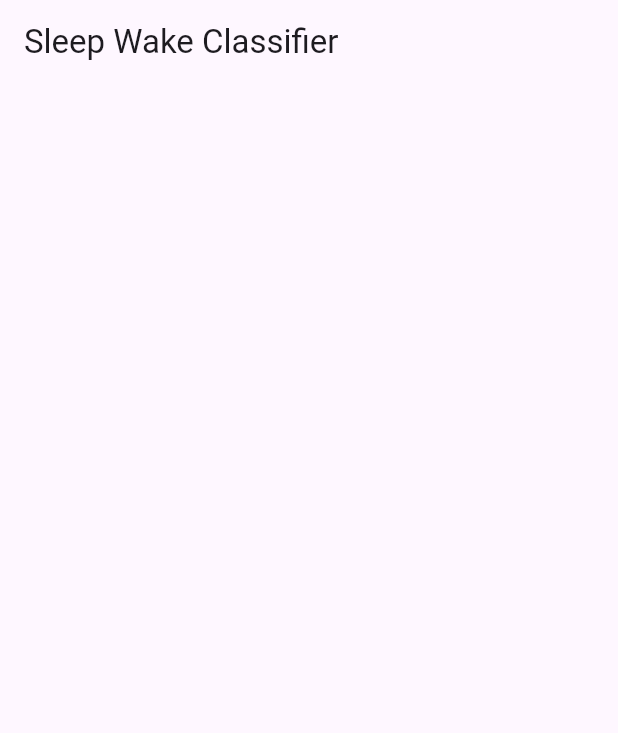
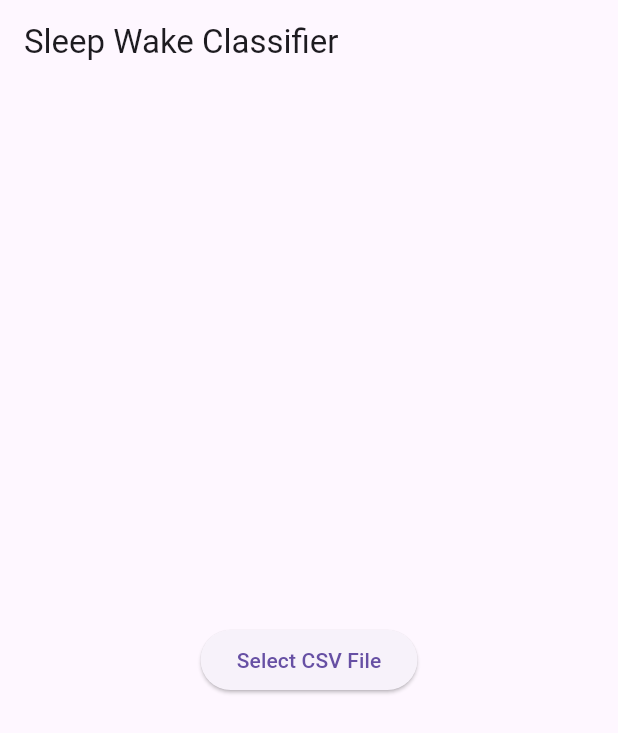
Before and after one commit to ericcanton/sleep_classifier_app, a Flutter app: the screen it shows after launch, on a phone screen of 412 x 824 dp. Shown: the top 733 px of the screen. Run offline on Flutter 3.47's test engine with Material 3 defaults, Android fonts, the phone set to English and light mode, and no system bars; our stand-ins replace file_picker; missing offline and left inert: tflite_flutter.

Commit message:
write my own csv.

```diff
--- a/lib/main.dart
+++ b/lib/main.dart
@@ -1,5 +1,12 @@
+import 'dart:io';
+
 import 'package:flutter/material.dart';
-import 'package:tflite_flutter/tflite_flutter.dart';
+import 'package:tflite_flutter/tflite_flutter.dart' as tfl;
+import 'package:file_picker/file_picker.dart';
+
+const String modelFile = 'assets/best-mo-walch-no-4018081.tflite';
+const int inputWidth = 15360;
+const int inputHeight = 32;
 
 void main() => runApp(const MyApp());
 
@@ -23,8 +30,41 @@ class SleepClassifier extends StatefulWidget {
 }
 
 class _SleepClassifierState extends State<SleepClassifier> {
-  late Interpreter _interpreter;
+  late tfl.Interpreter _interpreter;
   List<dynamic> _output = []; // Result placeholders
+  List<List<double>> _csvData = [];
+
+  // ... (Your existing functions)
+
+  // Function to pick a CSV file
+  Future<void> _pickCSV() async {
+    FilePickerResult? result = await FilePicker.platform.pickFiles(
+      type: FileType.custom,
+      allowedExtensions: ['csv', 'out', 'txt'],
+    );
+
+    if (result != null) {
+      String filePath = result.files.single.path!;
+      _loadCSV(filePath);
+    }
+  }
+
+  // Function to load CSV data
+  void _loadCSV(String filePath) async {
+    final csvFile = await File(filePath).readAsString();
+
+    List<List<double>> csvData = csvFile.split('\n').map((String row) {
+      try {
+        return row.split(',').map(double.parse).toList();
+      } catch (e) {
+        return <double>[];
+      }
+    }).toList();
+
+    setState(() {
+      _csvData = csvData;
+    });
+  }
 
   @override
   void initState() {
@@ -40,8 +80,7 @@ class _SleepClassifierState extends State<SleepClassifier> {
 
   // Load the TF Lite model
   _loadModel() async {
-    _interpreter =
-        await Interpreter.fromAsset('assets/sleep_wake_classifier.tflite');
+    _interpreter = await tfl.Interpreter.fromAsset(modelFile);
     print('Model loaded successfully');
   }
 
@@ -64,8 +103,15 @@ class _SleepClassifierState extends State<SleepClassifier> {
           title: const Text('Sleep Wake Classifier'),
         ),
         body: Center(
-            // Design your UI, including buttons to trigger predictions
-            // and display the results from the _outputs variable.
-            ));
+            child: Column(
+          mainAxisAlignment: MainAxisAlignment.center,
+          children: [
+            ElevatedButton(
+              onPressed: _pickCSV,
+              child: const Text('Select CSV File'),
+            ),
+            // ... (Display or use the _csvData)
+          ],
+        )));
   }
 }
--- a/pubspec.yaml
+++ b/pubspec.yaml
@@ -36,6 +36,7 @@ dependencies:
   # Use with the CupertinoIcons class for iOS style icons.
   cupertino_icons: ^1.0.6
   tflite_flutter: ^0.10.4
+  file_picker: ^8.0.3
 
 dev_dependencies:
   flutter_test:
@@ -60,7 +61,9 @@ flutter:
   uses-material-design: true
 
   # To add assets to your application, add an assets section, like this:
-  # assets:
+  assets:
+    - assets/
+    # - best-mo-walch-no-4018081.tflite
   #   - images/a_dot_burr.jpeg
   #   - images/a_dot_ham.jpeg
 
```
Also changed, not shown: pubspec.lock, 6 other files.
